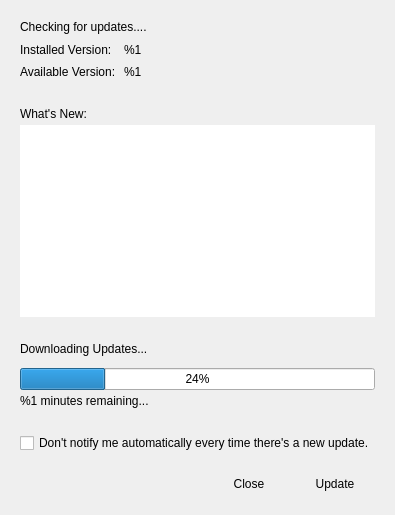
The window that src/updaterwindow.ui (nuttyartist/notes) describes before a commit, drawn with Qt 5.
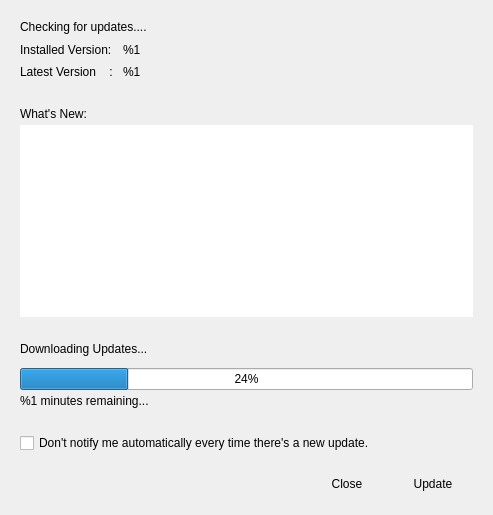
The same window after the commit.

Diff of the .ui file:
```diff
--- a/src/updaterwindow.ui
+++ b/src/updaterwindow.ui
@@ -6,7 +6,7 @@
    <rect>
     <x>0</x>
     <y>0</y>
-    <width>313</width>
+    <width>493</width>
     <height>515</height>
    </rect>
   </property>
@@ -119,7 +119,7 @@
                <string notr="true"/>
               </property>
               <property name="text">
-               <string>Available Version:</string>
+               <string>Latest Version    :</string>
               </property>
              </widget>
             </item>
```
